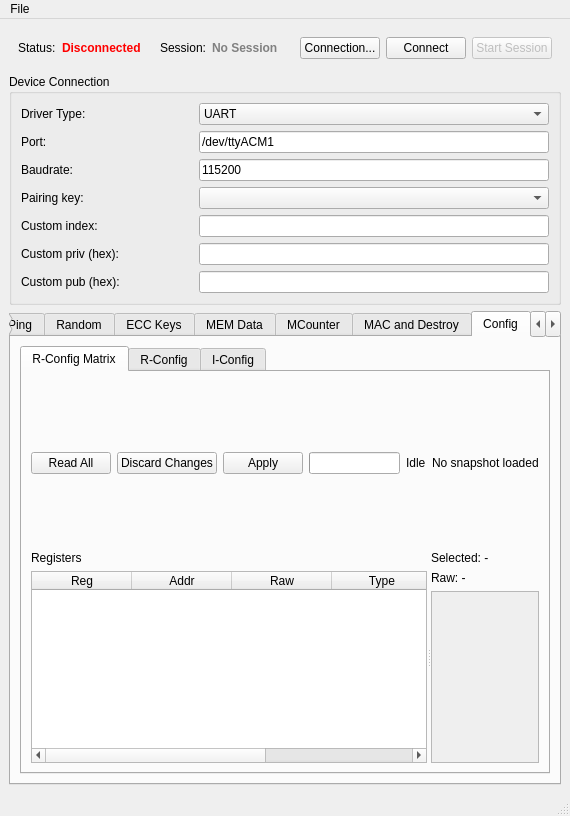
This is mainwindow.ui in petrkr/tropic01manager as Qt 5 draws it before an edit. The edited form follows.
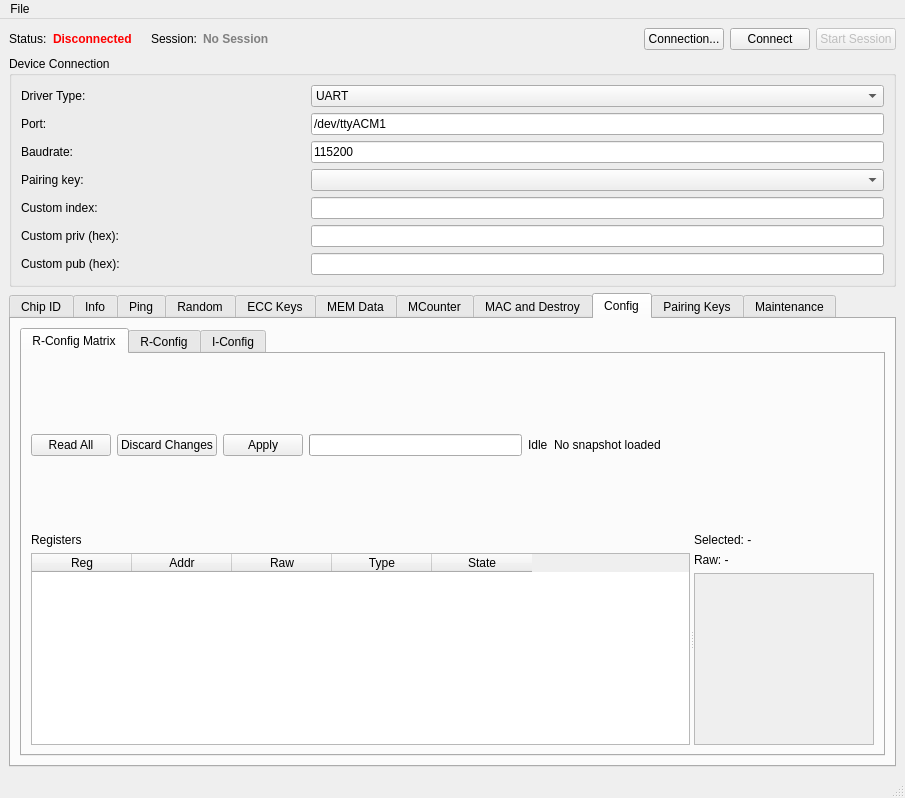
This is the edited form. The open tabs and pages were chosen to show the change.

Commit message: Mainwindows size

The edit to the form file:
```diff
--- a/mainwindow.ui
+++ b/mainwindow.ui
@@ -6,7 +6,7 @@
    <rect>
     <x>0</x>
     <y>0</y>
-    <width>529</width>
+    <width>905</width>
     <height>402</height>
    </rect>
   </property>
@@ -22,7 +22,6 @@
    </property>
    <layout class="QGridLayout" name="gridLayout">
     <item row="0" column="0">
-     <widget class="QWidget" name="connectionStatusBar">
       <layout class="QHBoxLayout" name="layoutConnectionStatusBar">
        <item>
         <widget class="QLabel" name="labelConnectionStatusTitle">
@@ -106,7 +105,6 @@
         </widget>
        </item>
       </layout>
-     </widget>
     </item>
     <item row="1" column="0">
      <widget class="QGroupBox" name="groupBoxConnection">
@@ -1022,6 +1020,14 @@
                    <bool>true</bool>
                   </property>
                   <widget class="QWidget" name="scrollRConfigBulkContents">
+                   <property name="geometry">
+                    <rect>
+                     <x>0</x>
+                     <y>0</y>
+                     <width>98</width>
+                     <height>28</height>
+                    </rect>
+                   </property>
                    <layout class="QVBoxLayout" name="layoutRConfigBulkDetails"/>
                   </widget>
                  </widget>
@@ -1313,8 +1319,8 @@
     <rect>
      <x>0</x>
      <y>0</y>
-     <width>529</width>
-     <height>30</height>
+     <width>905</width>
+     <height>23</height>
     </rect>
    </property>
    <widget class="QMenu" name="menuFile">
```
Left out of the diff: 54 changed lines with no effect on the pictures. Lines whose indentation alone changed are shown as unchanged.
